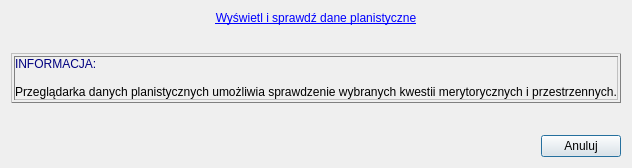
First picture: the form in modules/validator/views/ui/walidacja_gmlxml_dialog_base.ui, repository CyfryzacjaAPP/wtyczka_qgis_app_2, before the edit.
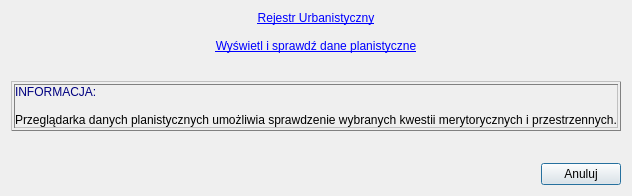
Second picture: the form after the edit.

Diff of the .ui file:
```diff
--- a/modules/validator/views/ui/walidacja_gmlxml_dialog_base.ui
+++ b/modules/validator/views/ui/walidacja_gmlxml_dialog_base.ui
@@ -6,8 +6,8 @@
    <rect>
     <x>0</x>
     <y>0</y>
-    <width>500</width>
-    <height>159</height>
+    <width>568</width>
+    <height>161</height>
    </rect>
   </property>
   <property name="font">
@@ -26,9 +26,16 @@
        <item row="0" column="0">
         <widget class="QLabel" name="label_2">
          <property name="text">
-          <string>&lt;html&gt;&lt;head/&gt;&lt;body&gt;&lt;a href=&quot;https://www.gov.pl/web/gov/sprawdz-poprawnosc-danych-przestrzennych-oraz-metadanych#l&quot;&gt;Wyświetl i sprawdź dane planistyczne&lt;/a&gt;
+          <string>&lt;html&gt;&lt;head/&gt;&lt;body&gt;&lt;a href=&quot;https://www.gov.pl/web/gov/udostepnij-dokumenty-planistyczne-w-rejestrze-urbanistycznym&quot;&gt;Rejestr Urbanistyczny&lt;/a&gt;
+
 &lt;br&gt;&lt;br&gt;
+
+&lt;a href=&quot;https://www.gov.pl/web/gov/sprawdz-poprawnosc-danych-przestrzennych-oraz-metadanych#l&quot;&gt;Wyświetl i sprawdź dane planistyczne&lt;/a&gt;
+
+&lt;br&gt;&lt;br&gt;
+
 &lt;table style=&quot;border-collapse: collapse; width: 100%;&quot; border=&quot;1&quot;&gt;&lt;tbody&gt;&lt;tr&gt;&lt;td style=&quot;width: 100%;&quot;&gt;&lt;span style=&quot;text-indent: 0px; margin: 0px; color: #000080;&quot;&gt;INFORMACJA: &lt;/span&gt;&lt;p style=&quot;-qt-block-indent: 0; text-indent: 0px; margin: 0px;&quot;&gt;&amp;nbsp;&lt;/p&gt;&lt;p style=&quot;-qt-block-indent: 0; text-indent: 0px; margin: 0px;&quot;&gt;Przeglądarka danych planistycznych umożliwia sprawdzenie wybranych kwestii merytorycznych i przestrzennych.&lt;/p&gt;&lt;/td&gt;&lt;/tr&gt;&lt;/tbody&gt;&lt;/table&gt;&lt;p&gt;&amp;nbsp;&lt;/p&gt;
+
 &lt;/body&gt;&lt;/html&gt;</string>
          </property>
          <property name="alignment">
```
